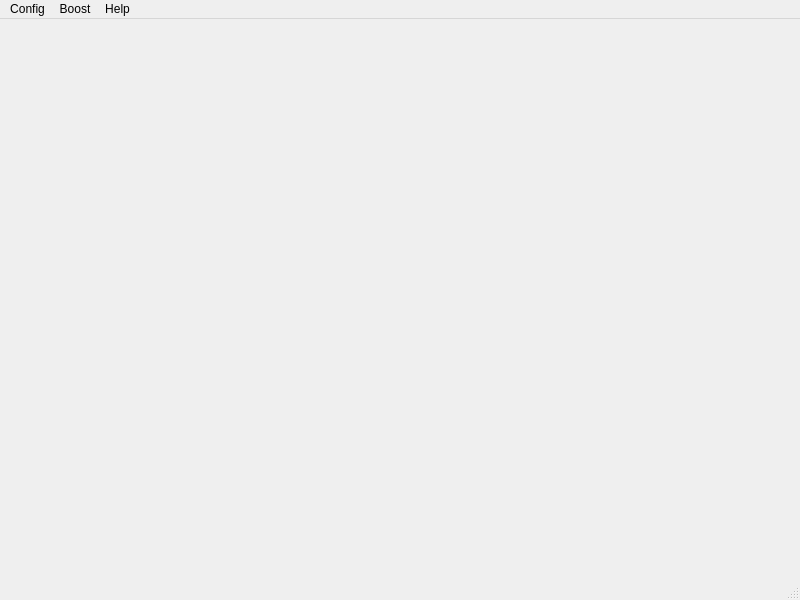
Before: the Qt Designer form src/mobile/AndroidMainWindow.ui in digifant/multidisplay-app, drawn with Qt 5.
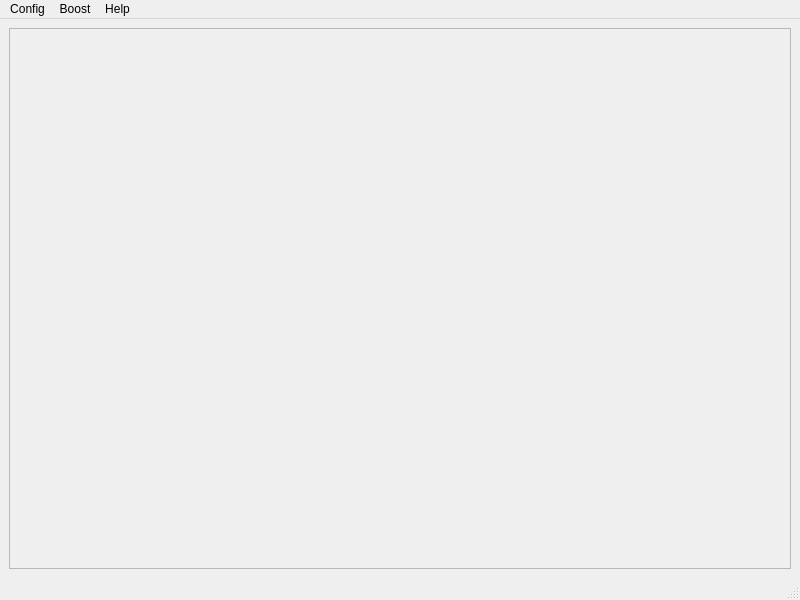
After: the same form once the commit is applied.

What changed in the file:
```diff
--- a/src/mobile/AndroidMainWindow.ui
+++ b/src/mobile/AndroidMainWindow.ui
@@ -13,7 +13,20 @@
   <property name="windowTitle">
    <string>MainWindow</string>
   </property>
-  <widget class="QWidget" name="centralwidget"/>
+  <widget class="QWidget" name="centralwidget">
+   <layout class="QVBoxLayout" name="verticalLayout">
+    <item>
+     <widget class="QFrame" name="mainFrame">
+      <property name="frameShape">
+       <enum>QFrame::StyledPanel</enum>
+      </property>
+      <property name="frameShadow">
+       <enum>QFrame::Raised</enum>
+      </property>
+     </widget>
+    </item>
+   </layout>
+  </widget>
   <widget class="QMenuBar" name="menubar">
    <property name="geometry">
     <rect>
```
